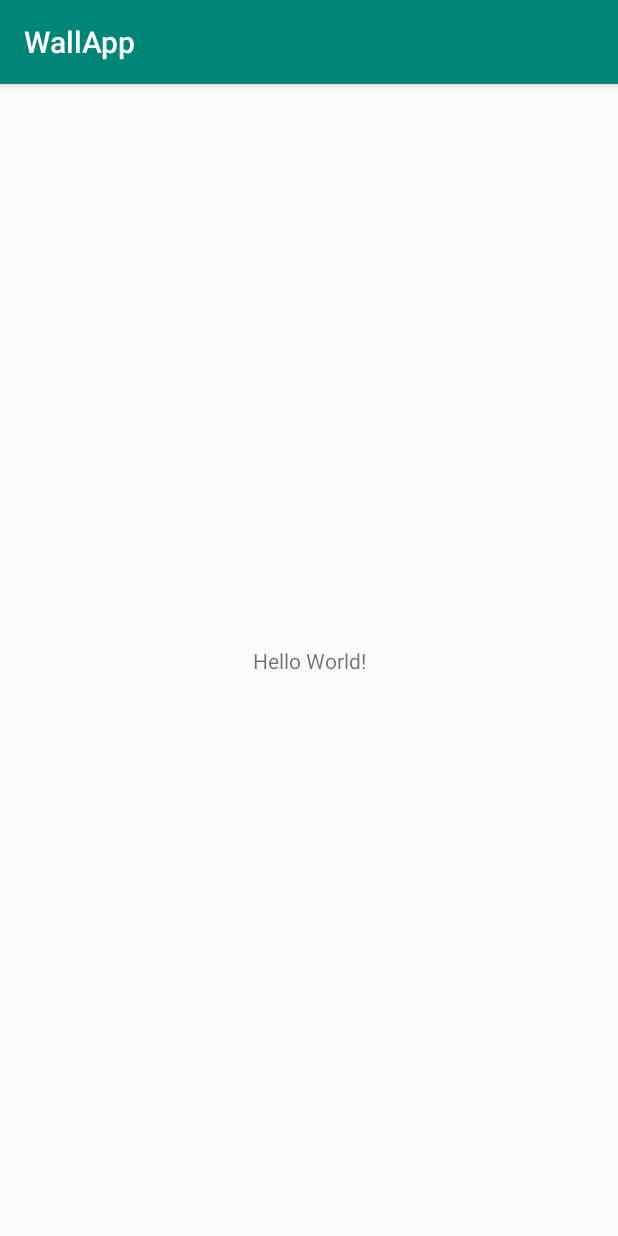
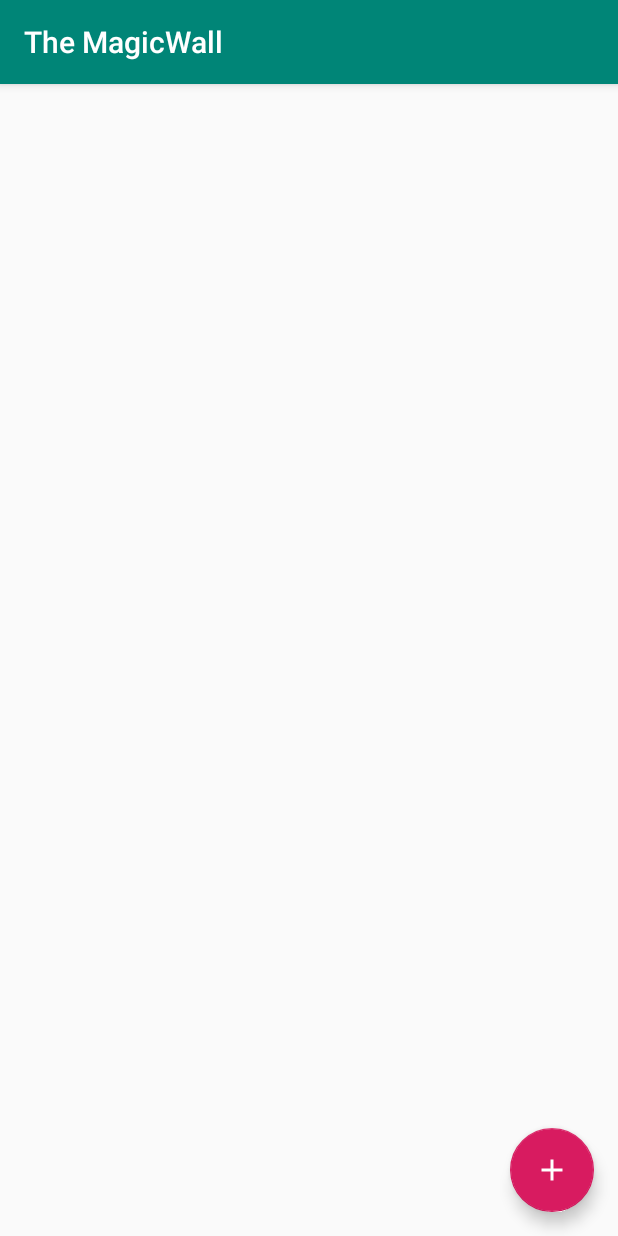
Before and after one commit to diegoaer/wall-app, an Android app: the screen it shows after launch (MainActivity), on a phone screen of 412 x 824 dp. Run offline under Robolectric (Android 15) with nearby library versions, the phone set to English and light mode, and no system bars.

Commit message:
Created layouts for main activity in wall app

```diff
--- a/app/app/build.gradle
+++ b/app/app/build.gradle
@@ -21,8 +21,9 @@ android {
 dependencies {
     implementation fileTree(dir: 'libs', include: ['*.jar'])
     implementation 'com.android.support:appcompat-v7:27.1.1'
-    implementation 'com.android.support.constraint:constraint-layout:1.1.3'
     testImplementation 'junit:junit:4.12'
     androidTestImplementation 'com.android.support.test:runner:1.0.2'
     androidTestImplementation 'com.android.support.test.espresso:espresso-core:3.0.2'
+    implementation 'com.android.support:design:27.1.1'
+    implementation 'com.android.support:cardview-v7:27.1.1'
 }
--- /dev/null
+++ b/app/app/src/main/res/drawable/ic_add_white_24dp.xml
@@ -0,0 +1,9 @@
+<vector xmlns:android="http://schemas.android.com/apk/res/android"
+        android:width="24dp"
+        android:height="24dp"
+        android:viewportWidth="24.0"
+        android:viewportHeight="24.0">
+    <path
+        android:fillColor="#FFFFFFFF"
+        android:pathData="M19,13h-6v6h-2v-6H5v-2h6V5h2v6h6v2z"/>
+</vector>
--- a/app/app/src/main/res/layout/activity_main.xml
+++ b/app/app/src/main/res/layout/activity_main.xml
@@ -1,18 +1,40 @@
 <?xml version="1.0" encoding="utf-8"?>
-<android.support.constraint.ConstraintLayout xmlns:android="http://schemas.android.com/apk/res/android"
+<RelativeLayout xmlns:android="http://schemas.android.com/apk/res/android"
     xmlns:app="http://schemas.android.com/apk/res-auto"
     xmlns:tools="http://schemas.android.com/tools"
     android:layout_width="match_parent"
     android:layout_height="match_parent"
     tools:context=".MainActivity">
 
-    <TextView
+    <ScrollView
+        android:layout_width="match_parent"
+        android:layout_height="match_parent">
+
+        <LinearLayout
+            android:id="@+id/wall_container"
+            android:layout_width="match_parent"
+            android:layout_height="wrap_content"
+            android:orientation="vertical"
+            android:paddingLeft="16dp"
+            android:paddingRight="16dp"
+            android:paddingTop="8dp"
+            android:paddingBottom="8dp">
+
+        </LinearLayout>
+
+    </ScrollView>
+
+    <android.support.design.widget.FloatingActionButton
+        android:id="@+id/floatingActionButton"
         android:layout_width="wrap_content"
         android:layout_height="wrap_content"
-        android:text="Hello World!"
-        app:layout_constraintBottom_toBottomOf="parent"
-        app:layout_constraintLeft_toLeftOf="parent"
-        app:layout_constraintRight_toRightOf="parent"
-        app:layout_constraintTop_toTopOf="parent" />
+        android:layout_alignParentEnd="true"
+        android:layout_alignParentBottom="true"
+        android:layout_marginEnd="16dp"
+        android:layout_marginBottom="16dp"
+        android:clickable="true"
+        android:focusable="true"
+        android:background="@color/colorAccent"
+        app:srcCompat="@drawable/ic_add_white_24dp" />
 
-</android.support.constraint.ConstraintLayout>
+</RelativeLayout>
--- a/app/app/src/main/res/values/colors.xml
+++ b/app/app/src/main/res/values/colors.xml
@@ -2,5 +2,5 @@
 <resources>
     <color name="colorPrimary">#008577</color>
     <color name="colorPrimaryDark">#00574B</color>
-    <color name="colorAccent">#D81B60</color>
+    <color name="colorAccent">#d81b60</color>
 </resources>
--- a/app/app/src/main/res/values/strings.xml
+++ b/app/app/src/main/res/values/strings.xml
@@ -1,3 +1,6 @@
 <resources>
-    <string name="app_name">WallApp</string>
+    <string name="app_name">The MagicWall</string>
+
+    <string name="wrote_in_wall">wrote in the MagicWall:</string>
+    <string name="on">on</string>
 </resources>
```
Also changed, not shown: app/app/src/main/res/layout/section_wall_post.xml (added, +58 -0 lines).
